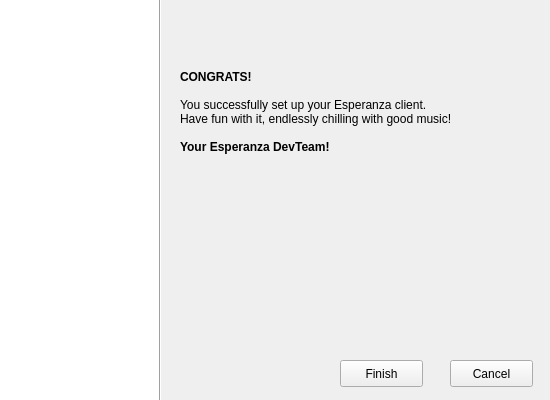
Qt form src/dialogs/firsttimewizard/finish.ui (theefer/esperanza) before a commit.
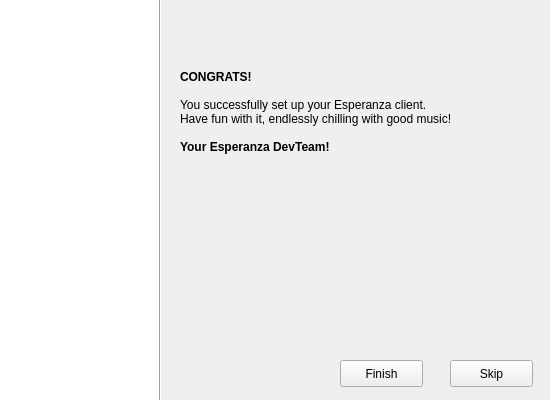
The same form after that commit. Icons and pictures are not drawn.

Commit message: FTW: Cancle -> Skip; Once done never shown again

```diff
--- a/src/dialogs/firsttimewizard/finish.ui
+++ b/src/dialogs/firsttimewizard/finish.ui
@@ -443,7 +443,7 @@
     </rect>
    </property>
    <property name="text" >
-    <string>Cancel</string>
+    <string>Skip</string>
    </property>
   </widget>
   <widget class="QPushButton" name="pbNext" >
```
The commit also changes 3 other files.
